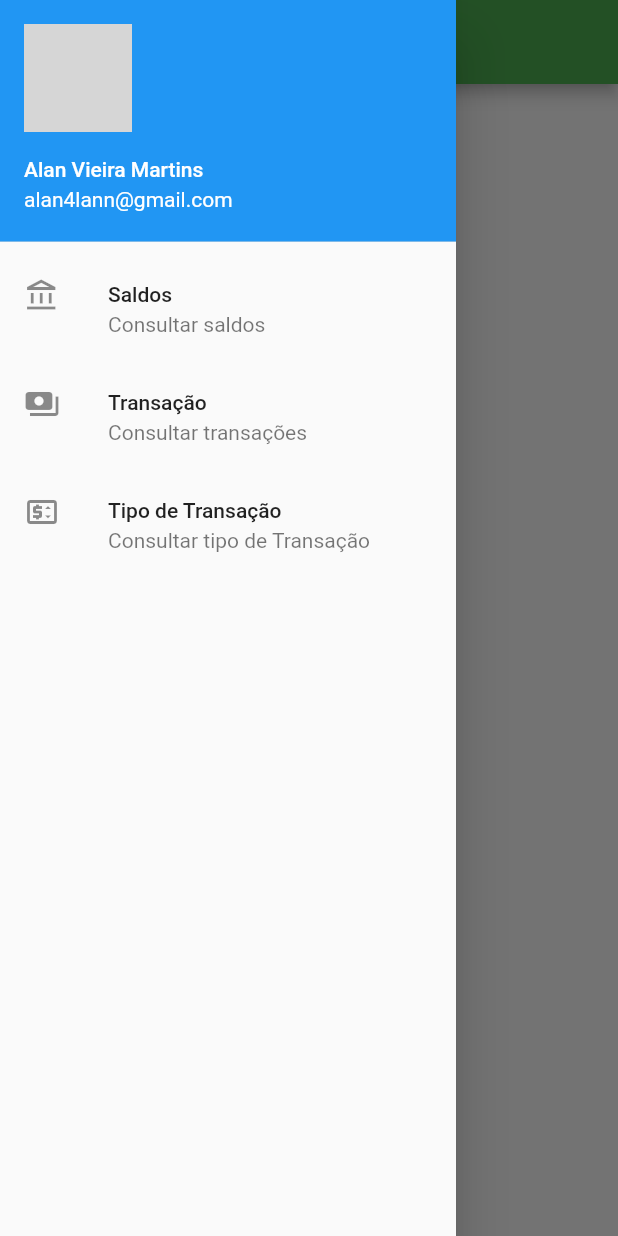
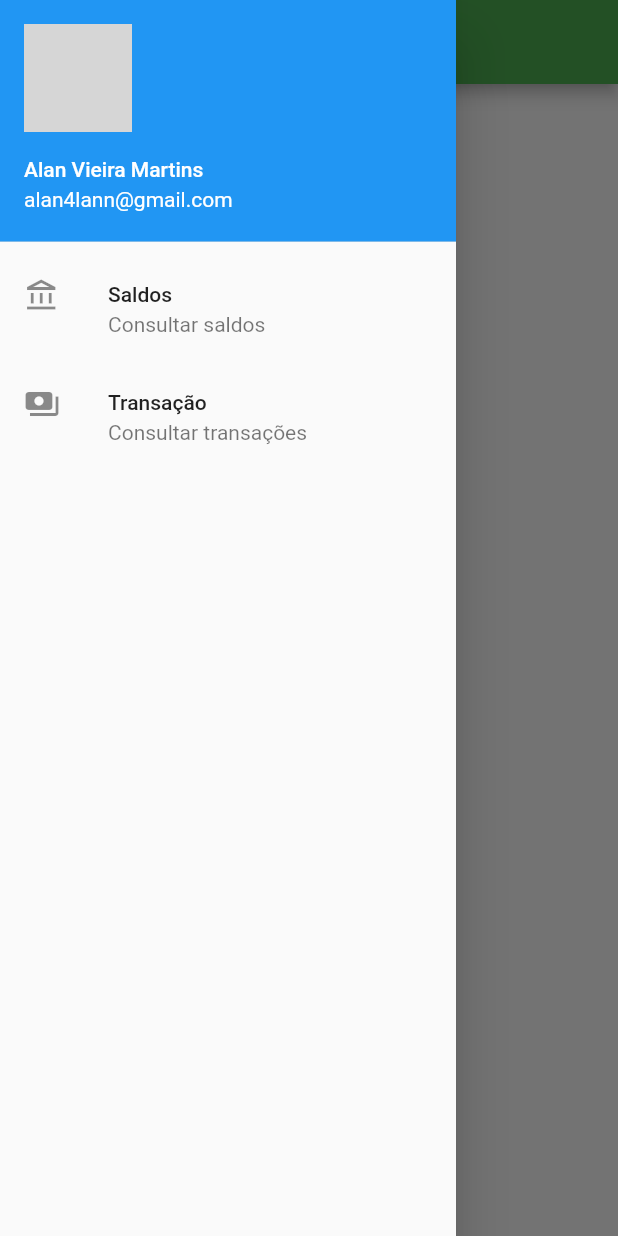
Before and after one commit to alandlan/SaveMoney, a Flutter app: the screen it shows after launch, with the side drawer open, on a phone screen of 412 x 824 dp. Run offline on Flutter 3.47's test engine with Material 2 defaults, Android fonts, the phone set to English and light mode, and no system bars; our stand-ins replace animated_splash_screen, sqflite; accounts and stored records are empty; network calls fail; grey boxes are pictures that could not be loaded.

Commit message:
Tela Transacoes

```diff
--- a/savemoney/lib/database/app_database.dart
+++ b/savemoney/lib/database/app_database.dart
@@ -4,7 +4,7 @@ import 'package:savemoney/database/dao/account_dao.dart';
 import 'package:sqflite/sqflite.dart';
 
 import 'dao/transactionType_dao.dart';
-import 'dao/transaction_dao.dart';
+import 'dao/transactions_dao.dart';
 
 //Criar banco. Função para criar o banco de dados;
 
@@ -20,9 +20,9 @@ Future<Database> getDatabase() async {
   return openDatabase(
     path,
     onCreate: (db, version) {
-      db.execute(TransactionTypeDao.tableSql);
-      db.execute(TransactionDao.tableSql);
+      //db.execute(TransactionTypeDao.tableSql);
       db.execute(AccountDao.tableSql);
+      db.execute(TransactionsDao.tableSql);
     },
     version: 1,
     onDowngrade: onDatabaseDowngradeDelete,
--- a/savemoney/lib/models/Transactions.dart
+++ b/savemoney/lib/models/Transactions.dart
@@ -2,10 +2,11 @@
 
 class Transactions {
   final int id;
-  final int typeId;
   final String name;
   final double value;
+  //final String type;
+  final String account;
   final String dateTransaction;
 
-  Transactions(this.id,this.typeId,this.name,this.value,this.dateTransaction);
+  Transactions(this.id,this.name,this.value,this.account,this.dateTransaction);
 }
--- a/savemoney/lib/screens/MainPage.dart
+++ b/savemoney/lib/screens/MainPage.dart
@@ -1,10 +1,20 @@
 import 'package:flutter/material.dart';
+import 'package:savemoney/database/dao/account_dao.dart';
+import 'package:savemoney/models/Account.dart';
 
-import 'package:savemoney/models/Transactions.dart';
 import 'package:savemoney/screens/Account/Index.dart';
-import 'package:savemoney/screens/TransactionType/Index.dart';
+import 'package:savemoney/screens/Transactions/Index.dart';
+import 'package:savemoney/widgets/loading.dart';
+import 'package:savemoney/widgets/withOutData.dart';
 
-class MainPage extends StatelessWidget {
+class MainPage extends StatefulWidget {
+  @override
+  State<MainPage> createState() => _MainPageState();
+}
+
+class _MainPageState extends State<MainPage> {
+  final AccountDao _dao = AccountDao();
+
   @override
   Widget build(BuildContext context) {
     return MaterialApp(
@@ -13,21 +23,34 @@ class MainPage extends StatelessWidget {
       home: Scaffold(
           appBar: AppBar(
             backgroundColor: Colors.green,
-            title: Text("Save Money"),
+            title: Text("Dashboard Save Money"),
           ),
-          body: FutureBuilder(
-            //future: _transactionDao.findAll(),
+          body: FutureBuilder<List<Account>>(
+            initialData: [],
+            future: _dao.findAll(),
             builder: (context, snapshot) {
-              List<Transactions> transactions = [];
-              if (snapshot.hasData) {
-                transactions = snapshot.data as List<Transactions>;
+              switch (snapshot.connectionState) {
+                case ConnectionState.none:
+                  break;
+                case ConnectionState.waiting:
+                  return Loading();
+                case ConnectionState.active:
+                  break;
+                case ConnectionState.done:
+                  if (snapshot.data != null) {
+                    final List<Account> types = snapshot.data as List<Account>;
+                    return ListView.builder(
+                      itemBuilder: (context, index) {
+                        final Account type = types[index];
+                        return _AccountItem(type);
+                      },
+                      itemCount: types.length,
+                    );
+                  }
+                  return WithOutData("Sem fundos!");
               }
-              return ListView.builder(
-                  itemBuilder: (context, index) {
-                    final Transactions transaction = transactions[index];
-                    return _TransactionItem(transaction);
-                  },
-                  itemCount: transactions.length);
+
+              return Text("Erro");
             },
           ),
           drawer: Drawer(
@@ -62,37 +85,44 @@ class MainPage extends StatelessWidget {
                   subtitle: Text("Consultar transações"),
                   //trailing: Icon(Icons.arrow_forward),
                   onTap: () {
-                    debugPrint('toquei no drawer');
-                  }),
-              ListTile(
-                  leading: Icon(Icons.price_change_outlined),
-                  title: Text("Tipo de Transação"),
-                  subtitle: Text("Consultar tipo de Transação"),
-                  //trailing: Icon(Icons.arrow_forward),
-                  onTap: () {
                     Navigator.of(context).push(
                       MaterialPageRoute(
-                        builder: (context) => TransactionTypeIndex(),
+                        builder: (context) => TransactionsIndex(),
                       ),
                     );
                   }),
+              // ListTile(
+              //     leading: Icon(Icons.price_change_outlined),
+              //     title: Text("Tipo de Transação"),
+              //     subtitle: Text("Consultar tipo de Transação"),
+              //     //trailing: Icon(Icons.arrow_forward),
+              //     onTap: () {
+              //       Navigator.of(context).push(
+              //         MaterialPageRoute(
+              //           builder: (context) => TransactionTypeIndex(),
+              //         ),
+              //       );
+              //     }),
             ],
           ))),
     );
   }
 }
 
-class _TransactionItem extends StatelessWidget {
-  final Transactions transaction;
-
-  _TransactionItem(this.transaction);
+class _AccountItem extends StatelessWidget {
+  final Account account;
+  _AccountItem(this.account);
 
   @override
   Widget build(BuildContext context) {
     return Card(
       child: ListTile(
-        title: Text(transaction.name),
-        subtitle: Text(transaction.value.toString()),
+        title: Text(account.name),
+        subtitle: Text("Saldo: "+ account.balance.toStringAsFixed(2)),
+        trailing: Icon(
+          Icons.attach_money,
+          color: Colors.green,
+        ),
       ),
     );
   }
--- a/savemoney/lib/widgets/IconTransaction.dart
+++ b/savemoney/lib/widgets/IconTransaction.dart
@@ -1,13 +1,13 @@
 import 'package:flutter/material.dart';
 
 class IconTransaction extends StatelessWidget {
-  final int credito;
+  final bool credito;
 
   IconTransaction(this.credito);
 
   @override
   Widget build(BuildContext context) {
-    if (credito == 1)
+    if (credito)
       return Icon(Icons.arrow_circle_up, color: Colors.green);
     else
       return Icon(Icons.arrow_circle_down, color: Colors.red);
--- a/savemoney/pubspec.yaml
+++ b/savemoney/pubspec.yaml
@@ -32,6 +32,7 @@ dependencies:
   animated_splash_screen: ^1.1.0
   sqflite:
   path:
+  intl: ^0.17.0
 
   # The following adds the Cupertino Icons font to your application.
   # Use with the CupertinoIcons class for iOS style icons.
```
Also changed, not shown: savemoney/lib/database/dao/transactions_dao.dart (renamed from savemoney/lib/database/dao/transaction_dao.dart, +19 -8 lines), savemoney/lib/screens/TransactionType/Index.dart (+1 -6 lines), savemoney/pubspec.lock.
